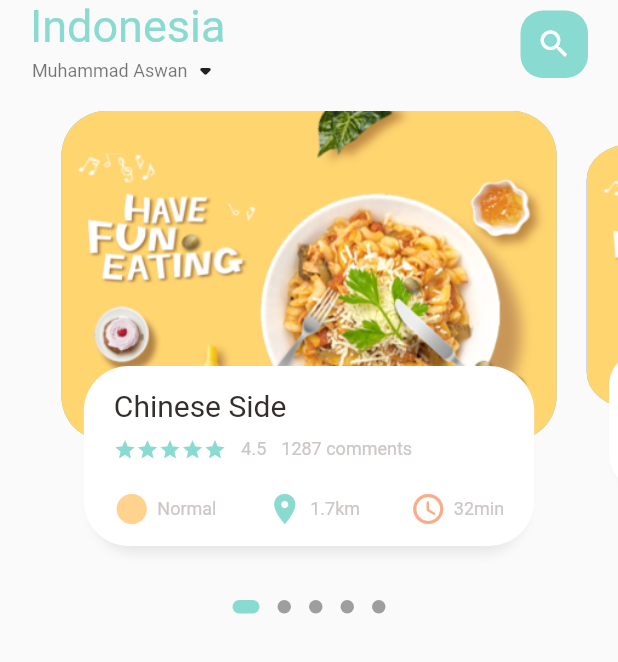
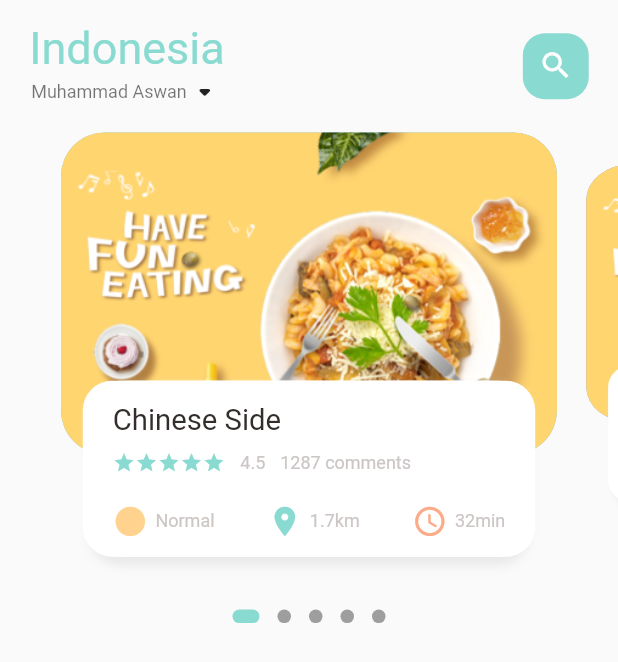
Before and after one commit to waandev/food_delivery, a Flutter app: the screen it shows after launch, on a phone screen of 412 x 824 dp. Shown: the top 662 px of the screen. Run offline on Flutter 3.47's test engine with Material 2 defaults, Android fonts, the phone set to English and light mode, and no system bars; drawn by our look-alikes of dots_indicator; our stand-ins replace get.

Commit message:
add and integrated dimensions utils

```diff
--- a/lib/home/food_page_body.dart
+++ b/lib/home/food_page_body.dart
@@ -1,6 +1,7 @@
 import 'package:dots_indicator/dots_indicator.dart';
 import 'package:flutter/material.dart';
 import 'package:food_delivery/utils/colors.dart';
+import 'package:food_delivery/utils/dimensions.dart';
 import 'package:food_delivery/widgets/big_text.dart';
 import 'package:food_delivery/widgets/icon_and_text_widget.dart';
 import 'package:food_delivery/widgets/small_text.dart';
@@ -16,7 +17,7 @@ class _FoodPageBodyState extends State<FoodPageBody> {
   PageController pageController = PageController(viewportFraction: 0.85);
   var _currPageValue = 0.0;
   double _scaleFactor = 0.8;
-  double _height = 220;
+  double _height = Dimensions.pageViewContainer;
 
   @override
   void initState() {
@@ -39,7 +40,7 @@ class _FoodPageBodyState extends State<FoodPageBody> {
       children: [
         Container(
           // color: Colors.redAccent,
-          height: 320,
+          height: Dimensions.pageView,
           child: PageView.builder(
               controller: pageController,
               itemCount: 5,
@@ -93,10 +94,11 @@ class _FoodPageBodyState extends State<FoodPageBody> {
       child: Stack(
         children: [
           Container(
-            height: 220,
-            margin: EdgeInsets.only(left: 10, right: 10),
+            height: Dimensions.pageViewContainer,
+            margin: EdgeInsets.only(
+                left: Dimensions.width10, right: Dimensions.width10),
             decoration: BoxDecoration(
-              borderRadius: BorderRadius.circular(30),
+              borderRadius: BorderRadius.circular(Dimensions.radius30),
               color: index.isEven ? Color(0xFF69c5df) : Color(0xFF9294cc),
               image: DecorationImage(
                 fit: BoxFit.cover,
@@ -109,10 +111,13 @@ class _FoodPageBodyState extends State<FoodPageBody> {
           Align(
             alignment: Alignment.bottomCenter,
             child: Container(
-              height: 120,
-              margin: EdgeInsets.only(left: 30, right: 30, bottom: 30),
+              height: Dimensions.pageViewTextContainer,
+              margin: EdgeInsets.only(
+                  left: Dimensions.width30,
+                  right: Dimensions.width30,
+                  bottom: Dimensions.height30),
               decoration: BoxDecoration(
-                borderRadius: BorderRadius.circular(30),
+                borderRadius: BorderRadius.circular(Dimensions.radius20),
                 color: Colors.white,
                 boxShadow: [
                   BoxShadow(
@@ -131,13 +136,14 @@ class _FoodPageBodyState extends State<FoodPageBody> {
                 ],
               ),
               child: Container(
-                padding: EdgeInsets.only(top: 15, left: 15, right: 15),
+                padding: EdgeInsets.only(
+                    top: Dimensions.height15, left: 15, right: 15),
                 child: Column(
                   crossAxisAlignment: CrossAxisAlignment.start,
                   children: [
                     BigText(text: "Chinese Side"),
                     SizedBox(
-                      height: 10,
+                      height: Dimensions.height10,
                     ),
                     Row(
                       children: [
@@ -168,7 +174,7 @@ class _FoodPageBodyState extends State<FoodPageBody> {
                       ],
                     ),
                     SizedBox(
-                      height: 20,
+                      height: Dimensions.height20,
                     ),
                     Row(
                       mainAxisAlignment: MainAxisAlignment.spaceBetween,
--- a/lib/home/main_food_page.dart
+++ b/lib/home/main_food_page.dart
@@ -1,6 +1,7 @@
 import 'package:flutter/material.dart';
 import 'package:food_delivery/home/food_page_body.dart';
 import 'package:food_delivery/utils/colors.dart';
+import 'package:food_delivery/utils/dimensions.dart';
 import 'package:food_delivery/widgets/big_text.dart';
 import 'package:food_delivery/widgets/small_text.dart';
 
@@ -21,8 +22,10 @@ class _MainFoodPageState extends State<MainFoodPage> {
             // showing the header
             Container(
               child: Container(
-                margin: EdgeInsets.only(bottom: 15),
-                padding: EdgeInsets.only(left: 20, right: 20),
+                margin: EdgeInsets.only(
+                    top: Dimensions.height15, bottom: Dimensions.height15),
+                padding: EdgeInsets.only(
+                    left: Dimensions.width20, right: Dimensions.width20),
                 child: Row(
                   mainAxisAlignment: MainAxisAlignment.spaceBetween,
                   children: [
@@ -46,14 +49,16 @@ class _MainFoodPageState extends State<MainFoodPage> {
                     ),
                     Center(
                       child: Container(
-                        width: 45,
-                        height: 45,
+                        width: Dimensions.width45,
+                        height: Dimensions.height45,
                         child: Icon(
                           Icons.search,
                           color: Colors.white,
+                          size: Dimensions.iconSize24,
                         ),
                         decoration: BoxDecoration(
-                          borderRadius: BorderRadius.circular(15),
+                          borderRadius:
+                              BorderRadius.circular(Dimensions.radius15),
                           color: AppColors.mainColor,
                         ),
                       ),
--- a/lib/main.dart
+++ b/lib/main.dart
@@ -1,5 +1,6 @@
 import 'package:flutter/material.dart';
 import 'package:food_delivery/home/main_food_page.dart';
+import 'package:get/get.dart';
 
 void main() {
   runApp(const MyApp());
@@ -11,7 +12,7 @@ class MyApp extends StatelessWidget {
   // This widget is the root of your application.
   @override
   Widget build(BuildContext context) {
-    return MaterialApp(
+    return GetMaterialApp(
       debugShowCheckedModeBanner: false,
       title: 'Flutter Demo',
       theme: ThemeData(
--- /dev/null
+++ b/lib/utils/dimensions.dart
@@ -0,0 +1,34 @@
+import 'package:get/get.dart';
+
+class Dimensions {
+  static double screenHeight = Get.context!.height;
+  static double screenWidth = Get.context!.width;
+
+  static double pageView = screenHeight / 2.64;
+  static double pageViewContainer = screenHeight / 3.84;
+  static double pageViewTextContainer = screenHeight / 7.03;
+
+  // dynamic height padding and margin
+  static double height10 = screenHeight / 84.4;
+  static double height15 = screenHeight / 56.27;
+  static double height20 = screenHeight / 42.2;
+  static double height30 = screenHeight / 28.13;
+  static double height45 = screenHeight / 18.76;
+
+  // dynamic width padding and margin
+  static double width10 = screenHeight / 84.4;
+  static double width15 = screenHeight / 56.27;
+  static double width20 = screenHeight / 42.2;
+  static double width30 = screenHeight / 28.13;
+  static double width45 = screenHeight / 18.76;
+
+  static double font20 = screenHeight / 42.2;
+
+  // radius
+  static double radius15 = screenHeight / 56.27;
+  static double radius20 = screenHeight / 42.2;
+  static double radius30 = screenHeight / 28.13;
+
+  // icon Size
+  static double iconSize24 = screenHeight / 35.17;
+}
--- a/lib/widgets/big_text.dart
+++ b/lib/widgets/big_text.dart
@@ -1,7 +1,8 @@
 import 'package:flutter/material.dart';
+import 'package:food_delivery/utils/dimensions.dart';
 
 class BigText extends StatelessWidget {
-  final Color? color;
+  Color? color;
   final String text;
   double size;
   TextOverflow overFlow;
@@ -10,7 +11,7 @@ class BigText extends StatelessWidget {
       {Key? key,
       this.color = const Color(0xFF332d2b),
       required this.text,
-      this.size = 20,
+      this.size = 0,
       this.overFlow = TextOverflow.ellipsis})
       : super(key: key);
 
@@ -23,7 +24,7 @@ class BigText extends StatelessWidget {
       style: TextStyle(
         fontFamily: 'Roboto',
         color: color,
-        fontSize: size,
+        fontSize: size == 0 ? Dimensions.font20 : size,
         fontWeight: FontWeight.w400,
       ),
     );
--- a/lib/widgets/icon_and_text_widget.dart
+++ b/lib/widgets/icon_and_text_widget.dart
@@ -1,4 +1,5 @@
 import 'package:flutter/material.dart';
+import 'package:food_delivery/utils/dimensions.dart';
 import 'package:food_delivery/widgets/small_text.dart';
 
 class IconAndTextWidget extends StatelessWidget {
@@ -20,6 +21,7 @@ class IconAndTextWidget extends StatelessWidget {
         Icon(
           icon,
           color: iconColor,
+          size: Dimensions.iconSize24,
         ),
         SizedBox(
           width: 5,
```
